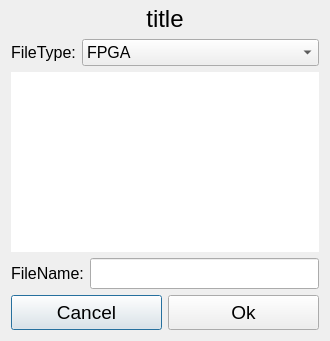
Above: ui/dialog/file_dialog.ui from 15903016222/Voice before the change. Below: the same form after it.
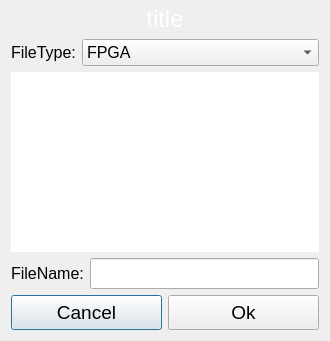
That is the form after the change.

```diff
--- a/ui/dialog/file_dialog.ui
+++ b/ui/dialog/file_dialog.ui
@@ -29,6 +29,9 @@
        <pointsize>18</pointsize>
       </font>
      </property>
+     <property name="styleSheet">
+      <string notr="true">QLabel{color: white;}</string>
+     </property>
      <property name="text">
       <string>title</string>
      </property>
```
